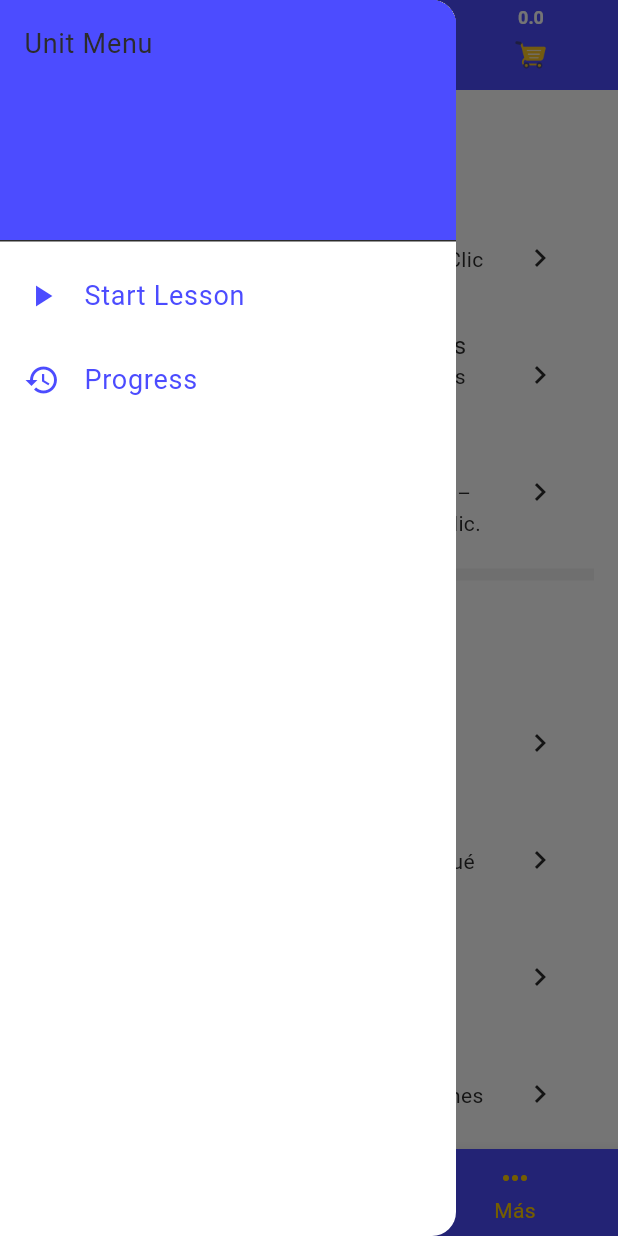
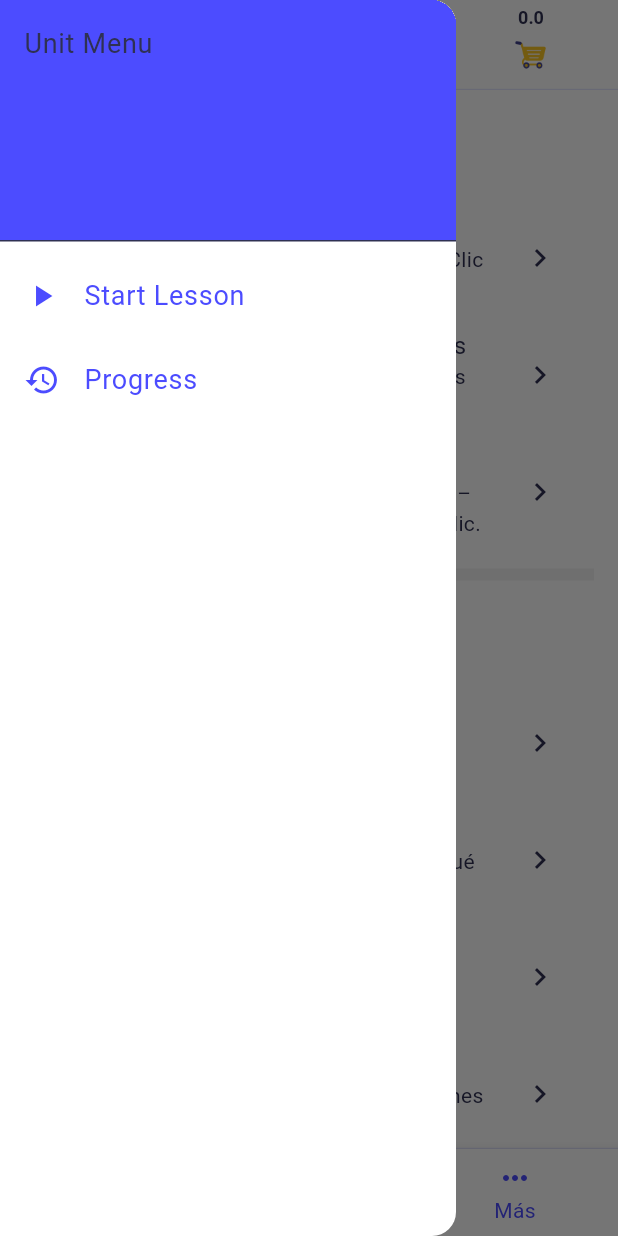
Before and after one commit to miku3ln/meetclic_app, a Flutter app: the screen it shows after launch, item 3 of the bottom bar chosen, with the side drawer open, on a phone screen of 412 x 824 dp. Run offline on Flutter 3.47's test engine with Material 3 defaults, Android fonts, the light colour scheme and no system bars; our stand-ins replace app_links, dio, easy_localization, fl_chart, flutter_cache_manager, flutter_map and 12 more; missing offline and left inert: flutter_map_marker_popup, image_gallery_saver_plus, model_viewer_plus, record; accounts and stored records are empty; network calls fail; project files that could hold a hidden picture were left out.

Commit message:
ready manager

```diff
--- a/lib/presentation/pages/business_detail_page.dart
+++ b/lib/presentation/pages/business_detail_page.dart
@@ -8,6 +8,7 @@ import 'package:meetclic_app/infrastructure/repositories/implementations/busines
 import 'package:meetclic_app/shared/localization/app_localizations.dart';
 
 import '../../../presentation/widgets/template/custom_app_bar.dart';
+import '../../shared/themes/app_colors.dart';
 import '../widgets/home-business/gamification_business_section.dart';
 import '../widgets/home-business/home_business_section.dart';
 import '../widgets/home-business/news_business_section.dart';
@@ -67,9 +68,18 @@ class _BusinessDetailPageState extends State<BusinessDetailPage> {
   Widget build(BuildContext context) {
     final theme = Theme.of(context);
     final appLocalizations = AppLocalizations.of(context);
-
+    final Color colorMainCard = theme.primaryColor;
     return Scaffold(
-      appBar: CustomAppBar(title: '', items: []),
+      appBar: CustomAppBar(
+        title: '',
+        items: [],
+        borderAllow: false,
+        backgroundColor: colorMainCard,
+        textColor: Colors.white,
+        leadingIcon: Icons.arrow_back_ios_new,
+        leadingIconColor: Colors.white, // o AppColors.textPrimaryLight, etc.
+        onLeadingPressed: () => Navigator.of(context).pop(),
+      ),
       backgroundColor: theme.scaffoldBackgroundColor,
       body: SafeArea(child: Stack(children: [_pages[_selectedIndex]])),
       bottomNavigationBar: BottomAppBar(
@@ -136,6 +146,7 @@ class _BusinessDetailPageState extends State<BusinessDetailPage> {
     final isSelected = _selectedIndex == index;
 
     return Expanded(
+      //FOOTER MENU
       child: InkWell(
         onTap: () => _onNavTap(index),
         borderRadius: BorderRadius.circular(12),
@@ -149,8 +160,8 @@ class _BusinessDetailPageState extends State<BusinessDetailPage> {
                 icon,
                 size: 24,
                 color: isSelected
-                    ? theme.colorScheme.secondary
-                    : theme.colorScheme.onPrimary,
+                    ? theme.colorScheme.primary
+                    : AppColors.textSecondaryLight,
               ),
               const SizedBox(height: 4),
               Flexible(
@@ -162,8 +173,8 @@ class _BusinessDetailPageState extends State<BusinessDetailPage> {
                   style: TextStyle(
                     fontSize: 10,
                     color: isSelected
-                        ? theme.colorScheme.secondary
-                        : theme.colorScheme.onPrimary,
+                        ? theme.colorScheme.primary
+                        : AppColors.textSecondaryLight,
                     fontWeight: isSelected
                         ? FontWeight.bold
                         : FontWeight.normal,
--- a/lib/presentation/pages/home/home_main_menu/widgets/organisms/home_main_menu_organism.dart
+++ b/lib/presentation/pages/home/home_main_menu/widgets/organisms/home_main_menu_organism.dart
@@ -14,6 +14,7 @@ import 'package:meetclic_app/shared/models/app_config.dart';
 import 'package:meetclic_app/shared/providers_session.dart';
 import 'package:meetclic_app/shared/utils/deep_link_type.dart';
 
+import '../../../../../../shared/themes/app_colors.dart';
 import '../../models/home_tab_definition.dart';
 import '../../models/home_tab_id.dart';
 import '../../services/home_deep_link_service.dart';
@@ -212,15 +213,30 @@ class _HomeMainMenuOrganismState extends State<HomeMainMenuOrganism> {
         );
 
         return Scaffold(
+          //FOOTER MENU
           key: _scaffoldKey,
           backgroundColor: theme.scaffoldBackgroundColor,
           drawer: const HomeDrawerWidget(),
           body: currentBody,
-          bottomNavigationBar: BottomNavigationBar(
+
+          // ✅ Footer con borde superior suave + colores de marca
+          bottomNavigationBar: Container(
+            decoration: const BoxDecoration(
+              border: Border(
+                top: BorderSide(
+                  color: AppColors.borderSoft, // línea sutil azulada
+                  width: 0.8,
+                ),
+              ),
+            ),
+            child: BottomNavigationBar(
               type: BottomNavigationBarType.fixed,
-            backgroundColor: theme.colorScheme.primary,
-            selectedItemColor: theme.colorScheme.secondary,
-            unselectedItemColor: Colors.white,
+              backgroundColor: theme.colorScheme.surface, // blanco
+
+              selectedItemColor: theme.colorScheme.primary, // azulClic
+              unselectedItemColor:
+                  AppColors.textSecondaryLight, // gris suave juvenil
+
               currentIndex: currentIndex,
               onTap: (index) {
                 setState(() {
@@ -229,6 +245,7 @@ class _HomeMainMenuOrganismState extends State<HomeMainMenuOrganism> {
               },
               items: itemsMenu,
             ),
+          ),
         );
       },
     );
--- a/lib/presentation/widgets/template/custom_app_bar.dart
+++ b/lib/presentation/widgets/template/custom_app_bar.dart
@@ -3,11 +3,29 @@ import 'package:meetclic_app/domain/entities/menu_tab_up_item.dart';
 import 'package:meetclic_app/shared/models/app_config.dart';
 import 'package:provider/provider.dart';
 
+import '../../../shared/themes/app_colors.dart';
+
 class CustomAppBar extends StatelessWidget implements PreferredSizeWidget {
   final List<MenuTabUpItem> items;
   final String title;
-
-  const CustomAppBar({super.key, required this.title, required this.items});
+  final bool borderAllow;
+  final Color backgroundColor;
+  final Color? textColor; // ✅ color opcional para texto (título y números)
+  // 👇 Config opcional para el leading
+  final IconData? leadingIcon;
+  final VoidCallback? onLeadingPressed;
+  final Color? leadingIconColor;
+  const CustomAppBar({
+    super.key,
+    required this.title,
+    required this.items,
+    this.borderAllow = true,
+    this.backgroundColor = Colors.white,
+    this.textColor, // si no se envía, se usa el del theme
+    this.leadingIcon,
+    this.onLeadingPressed,
+    this.leadingIconColor,
+  });
 
   @override
   Size get preferredSize => const Size.fromHeight(60);
@@ -16,13 +34,45 @@ class CustomAppBar extends StatelessWidget implements PreferredSizeWidget {
   Widget build(BuildContext context) {
     final theme = Theme.of(context);
     final appConfig = Provider.of<AppConfig>(context);
-
+    final bool hasTitle = title.trim().isNotEmpty && !(textColor == null);
+    final Color resolvedTextColor = textColor ?? backgroundColor;
+    final bool hasLeading = leadingIcon != null && onLeadingPressed != null;
     return AppBar(
-      backgroundColor: theme.primaryColor,
       elevation: 0,
       titleSpacing: 12,
+      backgroundColor: backgroundColor,
+      surfaceTintColor: Colors.transparent,
+      leading: hasLeading
+          ? IconButton(
+              icon: Icon(
+                leadingIcon,
+                color: leadingIconColor ?? resolvedTextColor,
+              ),
+              onPressed: onLeadingPressed,
+            )
+          : null,
+      // elimina el tinte que aparece al hacer scroll
+      scrolledUnderElevation: 0,
+      // evita sombra + efecto “scrolledUnder” (opcional)
+      shape: borderAllow
+          ? Border(bottom: BorderSide(color: AppColors.borderSoft, width: 0.8))
+          : null,
       title: Row(
         children: [
+          // ✅ Solo mostramos el título si viene texto
+          if (hasTitle) ...[
+            Text(
+              title,
+              style:
+                  (theme.appBarTheme.titleTextStyle ??
+                          const TextStyle(
+                            fontSize: 18,
+                            fontWeight: FontWeight.bold,
+                          ))
+                      .copyWith(color: resolvedTextColor),
+            ),
+            const SizedBox(width: 12),
+          ],
           Expanded(
             child: SingleChildScrollView(
               scrollDirection: Axis.horizontal,
@@ -40,7 +90,7 @@ class CustomAppBar extends StatelessWidget implements PreferredSizeWidget {
                             style: TextStyle(
                               fontSize: 12,
                               fontWeight: FontWeight.bold,
-                              color: Colors.white,
+                              color: theme.colorScheme.onSurface,
                             ),
                           ),
                           const SizedBox(height: 2),
--- a/lib/shared/themes/app_colors.dart
+++ b/lib/shared/themes/app_colors.dart
@@ -1,33 +1,52 @@
 import 'package:flutter/material.dart';
 
 class AppColors {
-  // 🎨 Colores principales de la marca
-  static const Color azulClic = Color(0xFF4C4CFF);
-  static const Color amarilloVital = Color(0xFFFFCC00);
+  // 🎯 Colores principales de marca
+  static const Color azulClic = Color(0xFF4C4CFF); // Primary
+  static const Color amarilloVital = Color(
+    0xFFFFCC00,
+  ); // Secondary / Gamificación
+  static const Color moradoSuave = Color(0xFF5C5CFF); // Accent
   static const Color blanco = Color(0xFFFFFFFF);
   static const Color grisOscuro = Color(0xFF2C2C2C);
-  static const Color moradoSuave = Color(0xFF5C5CFF);
 
-  // 🎨 Colores complementarios (teoría del color)
-  static const Color complementoAzul = Color(0xFFFF4C4C); // Complementario al azulClic (rojo)
-  static const Color complementoAmarillo = Color(0xFF005CFF); // Complementario al amarilloVital (azul profundo)
-  static const Color complementoMorado = Color(0xFFFF9F00); // Complementario al moradoSuave (naranja vibrante)
+  // 🧊 Neutros adicionales (por si necesitas)
+  static const Color grisMedio = Color(0xFF808080);
+  static const Color grisClaro = Color(0xFFE0E0E0);
 
-  // 🎨 Colores análogos
-  static const Color analogoAzul1 = Color(0xFF0000FF);
-  static const Color analogoAzul2 = Color(0xFF2C2CFF);
-  static const Color analogoAmarillo1 = Color(0xFFFF9900);
-  static const Color analogoAmarillo2 = Color(0xFFFFDB00);
+  // 🎨 Complementarios (basados en teoría de color)
+  // Complementarios de azulClic y moradoSuave ≈ amarillos
+  static const Color complementoAzul = Color(0xFFFFFE4C); // Amarillo luminoso
+  static const Color complementoMorado = Color(
+    0xFFFFFE5C,
+  ); // Amarillo un poco más cálido
 
-  // 🎨 Colores triádicos
-  static const Color triadico1 = Color(0xFFFF0066); // Rojo intenso
-  static const Color triadico2 = Color(0xFF00FF99); // Verde aqua
+  // Complementario del amarilloVital ≈ azul profundo
+  static const Color complementoAmarillo = Color(0xFF0033FF);
 
-  // 🎨 Colores funcionales
-  static const Color rojoMarca = Color(0xFFB80000); // Alertas y errores graves
-  static const Color verdeSalud = Color(0xFF28A745); // Confirmación / éxito
+  // 🎨 Análogos (±30°)
+  // Análogos de azulClic (entre azul-celeste y azul-violeta)
+  static const Color analogoAzul1 = Color(0xFF4CA5FF); // Azul más celeste
+  static const Color analogoAzul2 = Color(0xFFA54CFF); // Lila/violáceo
 
-  // 🎨 Fondo degradado institucional
+  // Análogos de amarilloVital (naranja y verde lima)
+  static const Color analogoAmarillo1 = Color(0xFFFF4C00); // Naranja intenso
+  static const Color analogoAmarillo2 = Color(0xFFB2FF00); // Verde lima
+
+  // 🎨 Triádicos (triángulo de color respecto a azulClic)
+  static const Color triadico1 = Color(0xFFFF4C4C); // Rojo intenso
+  static const Color triadico2 = Color(0xFF4CFF4C); // Verde vibrante
+
+  // ⚠️ Colores funcionales (semánticos)
+  static const Color rojoMarca = Color(0xFFB80000); // Errores / alertas graves
+  static const Color verdeSalud = Color(0xFF28A745); // Éxito / confirmación
+  static const Color warning = Color(0xFFFFA000); // Advertencias suaves
+
+  // Neutros para LIGHT (más amables y coherentes con azulClic)
+  static const Color textPrimaryLight = Color(0xFF2F3153); // gris azulado
+  static const Color textSecondaryLight = Color(0xFF6C7088); // gris suave
+  static const Color borderSoft = Color(0xFFE2E4FF); // borde sutil azulado
+  // 🌈 Fondo degradado institucional
   static const Gradient fondoGradiente = LinearGradient(
     begin: Alignment.topLeft,
     end: Alignment.bottomRight,
--- a/lib/shared/themes/app_theme.dart
+++ b/lib/shared/themes/app_theme.dart
@@ -1,10 +1,12 @@
 import 'package:flutter/material.dart';
+
 import 'app_colors.dart';
 import 'app_text_styles.dart';
 
 class AppTheme {
   static ThemeData get darkTheme {
     return ThemeData(
+      useMaterial3: true,
       brightness: Brightness.dark,
       scaffoldBackgroundColor: AppColors.grisOscuro,
       primaryColor: AppColors.azulClic,
@@ -12,6 +14,7 @@ class AppTheme {
         backgroundColor: AppColors.moradoSuave,
         foregroundColor: AppColors.blanco,
         elevation: 0,
+        surfaceTintColor: Colors.transparent,
         titleTextStyle: TextStyle(
           fontSize: 20,
           fontWeight: FontWeight.bold,
@@ -25,47 +28,65 @@ class AppTheme {
         background: AppColors.grisOscuro,
         surface: AppColors.moradoSuave,
         onPrimary: AppColors.blanco,
-        onSecondary: AppColors.amarilloVital,
+        onSecondary: AppColors.grisOscuro,
         onBackground: AppColors.blanco,
         onSurface: AppColors.blanco,
         error: AppColors.rojoMarca,
       ),
       textTheme: generateTextTheme(AppColors.blanco),
       iconTheme: const IconThemeData(color: AppColors.blanco),
-      progressIndicatorTheme: const ProgressIndicatorThemeData(color: AppColors.amarilloVital),
+      progressIndicatorTheme: const ProgressIndicatorThemeData(
+        color: AppColors.amarilloVital,
+      ),
     );
   }
 
   static ThemeData get lightTheme {
     return ThemeData(
+      useMaterial3: true,
       brightness: Brightness.light,
       scaffoldBackgroundColor: AppColors.blanco,
       primaryColor: AppColors.azulClic,
+
       appBarTheme: const AppBarTheme(
-        backgroundColor: AppColors.moradoSuave,
-        foregroundColor: AppColors.blanco,
+        backgroundColor: AppColors.blanco,
+        foregroundColor: AppColors.textPrimaryLight,
         elevation: 0,
+        surfaceTintColor: Colors.transparent,
         titleTextStyle: TextStyle(
           fontSize: 24,
           fontWeight: FontWeight.bold,
-          color: AppColors.blanco,
+          color: AppColors.textPrimaryLight,
           height: 1.2,
         ),
       ),
+
       colorScheme: const ColorScheme.light(
         primary: AppColors.azulClic,
         secondary: AppColors.amarilloVital,
         background: AppColors.blanco,
-        surface: AppColors.moradoSuave,
+        surface: AppColors.blanco,
         onPrimary: AppColors.blanco,
-        onSecondary: AppColors.grisOscuro,
-        onBackground: AppColors.grisOscuro,
-        onSurface: AppColors.grisOscuro,
+        onSecondary: AppColors.textPrimaryLight,
+        onBackground: AppColors.textPrimaryLight,
+        onSurface: AppColors.textPrimaryLight,
         error: AppColors.rojoMarca,
       ),
-      textTheme: generateTextTheme(AppColors.grisOscuro),
-      iconTheme: const IconThemeData(color: AppColors.grisOscuro),
-      progressIndicatorTheme: const ProgressIndicatorThemeData(color: AppColors.amarilloVital),
+
+      textTheme: generateTextTheme(AppColors.textPrimaryLight),
+      iconTheme: const IconThemeData(color: AppColors.textPrimaryLight),
+
+      bottomNavigationBarTheme: const BottomNavigationBarThemeData(
+        backgroundColor: AppColors.blanco,
+        selectedItemColor: AppColors.azulClic,
+        unselectedItemColor: AppColors.textSecondaryLight,
+        showUnselectedLabels: true,
+        type: BottomNavigationBarType.fixed,
+      ),
+
+      progressIndicatorTheme: const ProgressIndicatorThemeData(
+        color: AppColors.amarilloVital,
+      ),
     );
   }
 }
```
Lines whose indentation alone changed are shown as unchanged.
